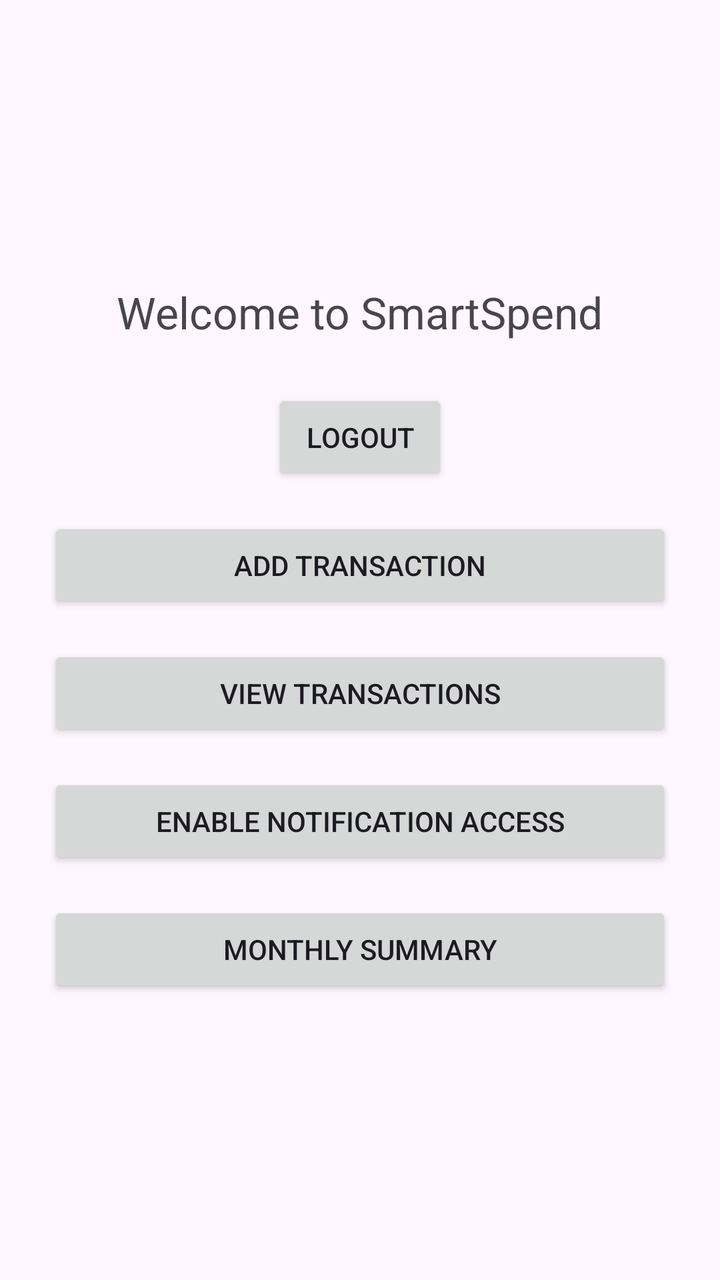
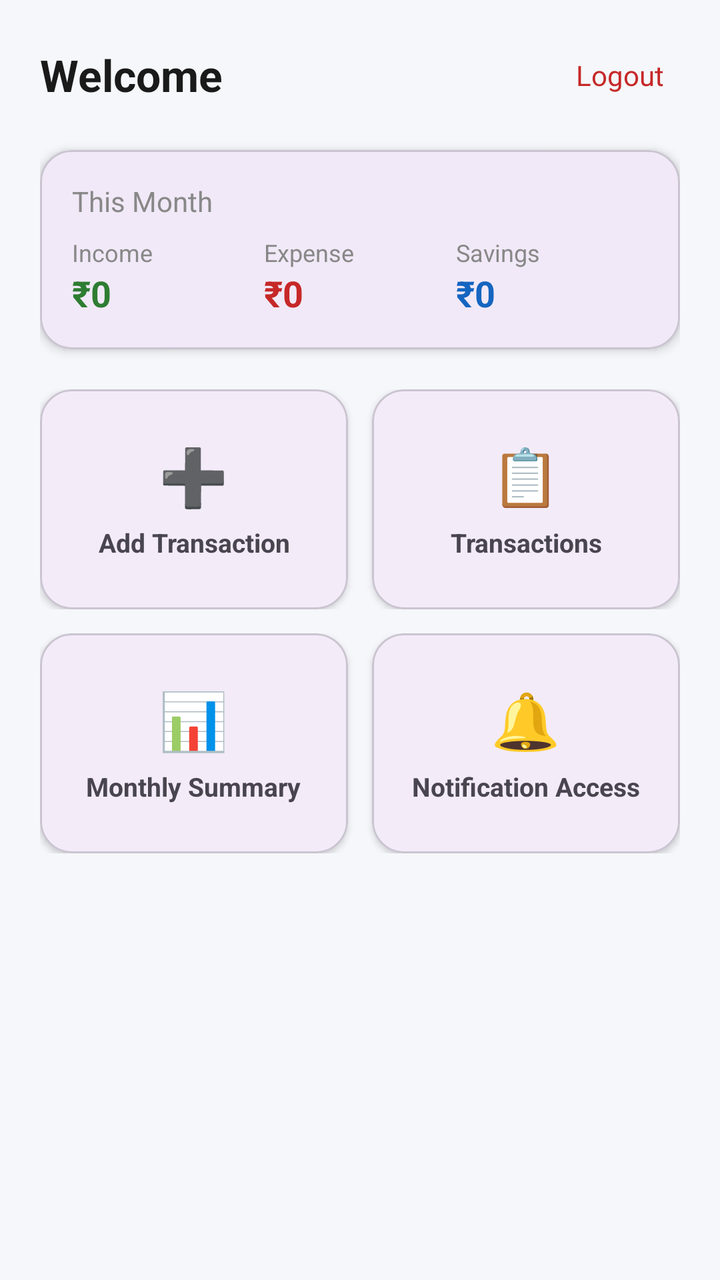

An Android layout rendered at two revisions. The XML below is the earlier revision; the diff shows what the commit changed to produce the second picture.
<!-- AndroidManifest.xml: application theme Theme.SmartSpend -->
<!-- res/layout/activity_home.xml -->
<?xml version="1.0" encoding="utf-8"?>
<LinearLayout xmlns:android="http://schemas.android.com/apk/res/android"
    android:layout_width="match_parent"
    android:layout_height="match_parent"
    android:orientation="vertical"
    android:gravity="center"
    android:padding="24dp">

    <TextView
        android:id="@+id/tvWelcome"
        android:layout_width="wrap_content"
        android:layout_height="wrap_content"
        android:text="Welcome to SmartSpend"
        android:textSize="22sp"
        android:layout_marginBottom="24dp" />

    <Button
        android:id="@+id/btnLogout"
        android:layout_width="wrap_content"
        android:layout_height="wrap_content"
        android:text="Logout" />

    <Button
        android:id="@+id/btnAddTransaction"
        android:layout_width="match_parent"
        android:layout_height="wrap_content"
        android:text="Add Transaction"
        android:layout_marginTop="16dp" />

    <Button
        android:id="@+id/btnViewTransactions"
        android:layout_width="match_parent"
        android:layout_height="wrap_content"
        android:text="View Transactions"
        android:layout_marginTop="16dp" />

    <Button
        android:id="@+id/btnEnableNotificationAccess"
        android:layout_width="match_parent"
        android:layout_height="wrap_content"
        android:text="Enable Notification Access"
        android:layout_marginTop="16dp" />

    <Button
        android:id="@+id/btnMonthlySummary"
        android:layout_width="match_parent"
        android:layout_height="wrap_content"
        android:text="Monthly Summary"
        android:layout_marginTop="16dp" />

</LinearLayout>
<!-- resources referenced by this layout -->
<resources>
  <style name="Theme.SmartSpend" parent="Base.Theme.SmartSpend" />
  <style name="Base.Theme.SmartSpend" parent="Theme.Material3.DayNight.NoActionBar">
          
          
      </style>
</resources>

<!-- the commit's change to res/layout/activity_home.xml (unified diff, before → after) -->
@@ -1,51 +1,314 @@
 <?xml version="1.0" encoding="utf-8"?>
-<LinearLayout xmlns:android="http://schemas.android.com/apk/res/android"
+<ScrollView xmlns:android="http://schemas.android.com/apk/res/android"
+    xmlns:app="http://schemas.android.com/apk/res-auto"
     android:layout_width="match_parent"
     android:layout_height="match_parent"
-    android:orientation="vertical"
-    android:gravity="center"
-    android:padding="24dp">
-
-    <TextView
-        android:id="@+id/tvWelcome"
-        android:layout_width="wrap_content"
-        android:layout_height="wrap_content"
-        android:text="Welcome to SmartSpend"
-        android:textSize="22sp"
-        android:layout_marginBottom="24dp" />
-
-    <Button
-        android:id="@+id/btnLogout"
-        android:layout_width="wrap_content"
-        android:layout_height="wrap_content"
-        android:text="Logout" />
-
-    <Button
-        android:id="@+id/btnAddTransaction"
+    android:background="#F5F7FA">
+    <LinearLayout
         android:layout_width="match_parent"
         android:layout_height="wrap_content"
-        android:text="Add Transaction"
-        android:layout_marginTop="16dp" />
-
-    <Button
-        android:id="@+id/btnViewTransactions"
-        android:layout_width="match_parent"
-        android:layout_height="wrap_content"
-        android:text="View Transactions"
-        android:layout_marginTop="16dp" />
-
-    <Button
-        android:id="@+id/btnEnableNotificationAccess"
-        android:layout_width="match_parent"
-        android:layout_height="wrap_content"
-        android:text="Enable Notification Access"
-        android:layout_marginTop="16dp" />
-
-    <Button
-        android:id="@+id/btnMonthlySummary"
-        android:layout_width="match_parent"
-        android:layout_height="wrap_content"
-        android:text="Monthly Summary"
-        android:layout_marginTop="16dp" />
-
-</LinearLayout>
+        android:orientation="vertical"
+        android:padding="20dp">
+
+        
+        <LinearLayout
+            android:layout_width="match_parent"
+            android:layout_height="wrap_content"
+            android:orientation="horizontal"
+            android:gravity="center_vertical"
+            android:layout_marginBottom="20dp">
+
+            <TextView
+                android:id="@+id/tvWelcome"
+                android:layout_width="0dp"
+                android:layout_height="wrap_content"
+                android:layout_weight="1"
+                android:text="Welcome"
+                android:textSize="22sp"
+                android:textStyle="bold"
+                android:textColor="#1A1A1A" />
+
+            <TextView
+                android:id="@+id/btnLogout"
+                android:layout_width="wrap_content"
+                android:layout_height="wrap_content"
+                android:text="Logout"
+                android:textColor="#C62828"
+                android:padding="8dp" />
+
+        </LinearLayout>
+
+        
+        <com.google.android.material.card.MaterialCardView
+            android:layout_width="match_parent"
+            android:layout_height="wrap_content"
+            app:cardCornerRadius="16dp"
+            app:cardElevation="3dp"
+            android:layout_marginBottom="20dp">
+
+            <LinearLayout
+                android:layout_width="match_parent"
+                android:layout_height="wrap_content"
+                android:orientation="vertical"
+                android:padding="16dp">
+
+                <TextView
+                    android:layout_width="wrap_content"
+                    android:layout_height="wrap_content"
+                    android:text="This Month"
+                    android:textSize="14sp"
+                    android:textColor="#888888"
+                    android:layout_marginBottom="8dp" />
+
+                <LinearLayout
+                    android:layout_width="match_parent"
+                    android:layout_height="wrap_content"
+                    android:orientation="horizontal">
+
+                    <LinearLayout
+                        android:layout_width="0dp"
+                        android:layout_height="wrap_content"
+                        android:layout_weight="1"
+                        android:orientation="vertical">
+
+                        <TextView
+                            android:layout_width="wrap_content"
+                            android:layout_height="wrap_content"
+                            android:text="Income"
+                            android:textSize="12sp"
+                            android:textColor="#888888" />
+
+                        <TextView
+                            android:id="@+id/tvHomeIncome"
+                            android:layout_width="wrap_content"
+                            android:layout_height="wrap_content"
+                            android:text="₹0"
+                            android:textSize="18sp"
+                            android:textStyle="bold"
+                            android:textColor="#2E7D32" />
+                    </LinearLayout>
+
+                    <LinearLayout
+                        android:layout_width="0dp"
+                        android:layout_height="wrap_content"
+                        android:layout_weight="1"
+                        android:orientation="vertical">
+
+                        <TextView
+                            android:layout_width="wrap_content"
+                            android:layout_height="wrap_content"
+                            android:text="Expense"
+                            android:textSize="12sp"
+                            android:textColor="#888888" />
+
+                        <TextView
+                            android:id="@+id/tvHomeExpense"
+                            android:layout_width="wrap_content"
+                            android:layout_height="wrap_content"
+                            android:text="₹0"
+                            android:textSize="18sp"
+                            android:textStyle="bold"
+                            android:textColor="#C62828" />
+                    </LinearLayout>
+
+                    <LinearLayout
+                        android:layout_width="0dp"
+                        android:layout_height="wrap_content"
+                        android:layout_weight="1"
+                        android:orientation="vertical">
+
+                        <TextView
+                            android:layout_width="wrap_content"
+                            android:layout_height="wrap_content"
+                            android:text="Savings"
+                            android:textSize="12sp"
+                            android:textColor="#888888" />
+
+                        <TextView
+                            android:id="@+id/tvHomeSavings"
+                            android:layout_width="wrap_content"
+                            android:layout_height="wrap_content"
+                            android:text="₹0"
+                            android:textSize="18sp"
+                            android:textStyle="bold"
+                            android:textColor="#1565C0" />
+                    </LinearLayout>
+
+                </LinearLayout>
+
+            </LinearLayout>
+
+        </com.google.android.material.card.MaterialCardView>
+
+        
+        <LinearLayout
+            android:layout_width="match_parent"
+            android:layout_height="wrap_content"
+            android:orientation="horizontal"
+            android:layout_marginBottom="12dp">
+
+            <com.google.android.material.card.MaterialCardView
+                android:id="@+id/cardAddTransaction"
+                android:layout_width="0dp"
+                android:layout_height="110dp"
+                android:layout_weight="1"
+                android:layout_marginEnd="6dp"
+                app:cardCornerRadius="16dp"
+                app:cardElevation="2dp"
+                android:clickable="true"
+                android:focusable="true"
+                app:rippleColor="#DDDDDD">
+
+                <LinearLayout
+                    android:layout_width="match_parent"
+                    android:layout_height="match_parent"
+                    android:orientation="vertical"
+                    android:gravity="center"
+                    android:padding="12dp">
+
+                    <TextView
+                        android:layout_width="wrap_content"
+                        android:layout_height="wrap_content"
+                        android:text="➕"
+                        android:textSize="28sp"
+                        android:layout_marginBottom="6dp" />
+
+                    <TextView
+                        android:layout_width="wrap_content"
+                        android:layout_height="wrap_content"
+                        android:text="Add Transaction"
+                        android:textSize="13sp"
+                        android:textStyle="bold"
+                        android:gravity="center" />
+
+                </LinearLayout>
+
+            </com.google.android.material.card.MaterialCardView>
+
+            <com.google.android.material.card.MaterialCardView
+                android:id="@+id/cardViewTransactions"
+                android:layout_width="0dp"
+                android:layout_height="110dp"
+                android:layout_weight="1"
+                android:layout_marginStart="6dp"
+                app:cardCornerRadius="16dp"
+                app:cardElevation="2dp"
+                android:clickable="true"
+                android:focusable="true"
+                app:rippleColor="#DDDDDD">
+
+                <LinearLayout
+                    android:layout_width="match_parent"
+                    android:layout_height="match_parent"
+                    android:orientation="vertical"
+                    android:gravity="center"
+                    android:padding="12dp">
+
+                    <TextView
+                        android:layout_width="wrap_content"
+                        android:layout_height="wrap_content"
+                        android:text="📋"
+                        android:textSize="28sp"
+                        android:layout_marginBottom="6dp" />
+
+                    <TextView
+                        android:layout_width="wrap_content"
+                        android:layout_height="wrap_content"
+                        android:text="Transactions"
+                        android:textSize="13sp"
+                        android:textStyle="bold"
+                        android:gravity="center" />
+
+                </LinearLayout>
+
+            </com.google.android.material.card.MaterialCardView>
+
+        </LinearLayout>
+
+        
+        <LinearLayout
+            android:layout_width="match_parent"
+            android:layout_height="wrap_content"
+            android:orientation="horizontal">
+
+            <com.google.android.material.card.MaterialCardView
+                android:id="@+id/cardMonthlySummary"
+                android:layout_width="0dp"
+                android:layout_height="110dp"
+                android:layout_weight="1"
+                android:layout_marginEnd="6dp"
+                app:cardCornerRadius="16dp"
+                app:cardElevation="2dp"
+                android:clickable="true"
+                android:focusable="true"
+                app:rippleColor="#DDDDDD">
+
+                <LinearLayout
+                    android:layout_width="match_parent"
+                    android:layout_height="match_parent"
+                    android:orientation="vertical"
+                    android:gravity="center"
+                    android:padding="12dp">
+
+                    <TextView
+                        android:layout_width="wrap_content"
+                        android:layout_height="wrap_content"
+                        android:text="📊"
+                        android:textSize="28sp"
+                        android:layout_marginBottom="6dp" />
+
+                    <TextView
+                        android:layout_width="wrap_content"
+                        android:layout_height="wrap_content"
+                        android:text="Monthly Summary"
+                        android:textSize="13sp"
+                        android:textStyle="bold"
+                        android:gravity="center" />
+
+                </LinearLayout>
+
+            </com.google.android.material.card.MaterialCardView>
+
+            <com.google.android.material.card.MaterialCardView
+                android:id="@+id/cardNotificationAccess"
+                android:layout_width="0dp"
+                android:layout_height="110dp"
+                android:layout_weight="1"
+                android:layout_marginStart="6dp"
+                app:cardCornerRadius="16dp"
+                app:cardElevation="2dp"
+                android:clickable="true"
+                android:focusable="true"
+                app:rippleColor="#DDDDDD">
+
+                <LinearLayout
+                    android:layout_width="match_parent"
+                    android:layout_height="match_parent"
+                    android:orientation="vertical"
+                    android:gravity="center"
+                    android:padding="12dp">
+
+                    <TextView
+                        android:layout_width="wrap_content"
+                        android:layout_height="wrap_content"
+                        android:text="🔔"
+                        android:textSize="28sp"
+                        android:layout_marginBottom="6dp" />
+
+                    <TextView
+                        android:layout_width="wrap_content"
+                        android:layout_height="wrap_content"
+                        android:text="Notification Access"
+                        android:textSize="13sp"
+                        android:textStyle="bold"
+                        android:gravity="center" />
+
+                </LinearLayout>
+
+            </com.google.android.material.card.MaterialCardView>
+
+        </LinearLayout>
+
+    </LinearLayout>
+
+</ScrollView>
